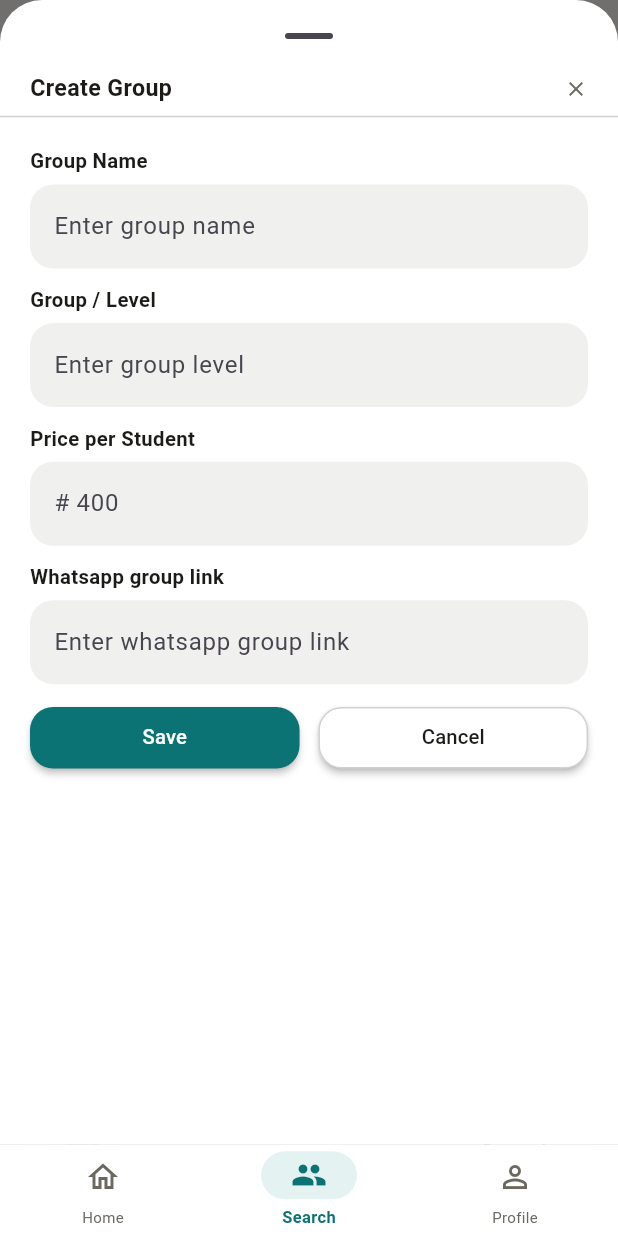
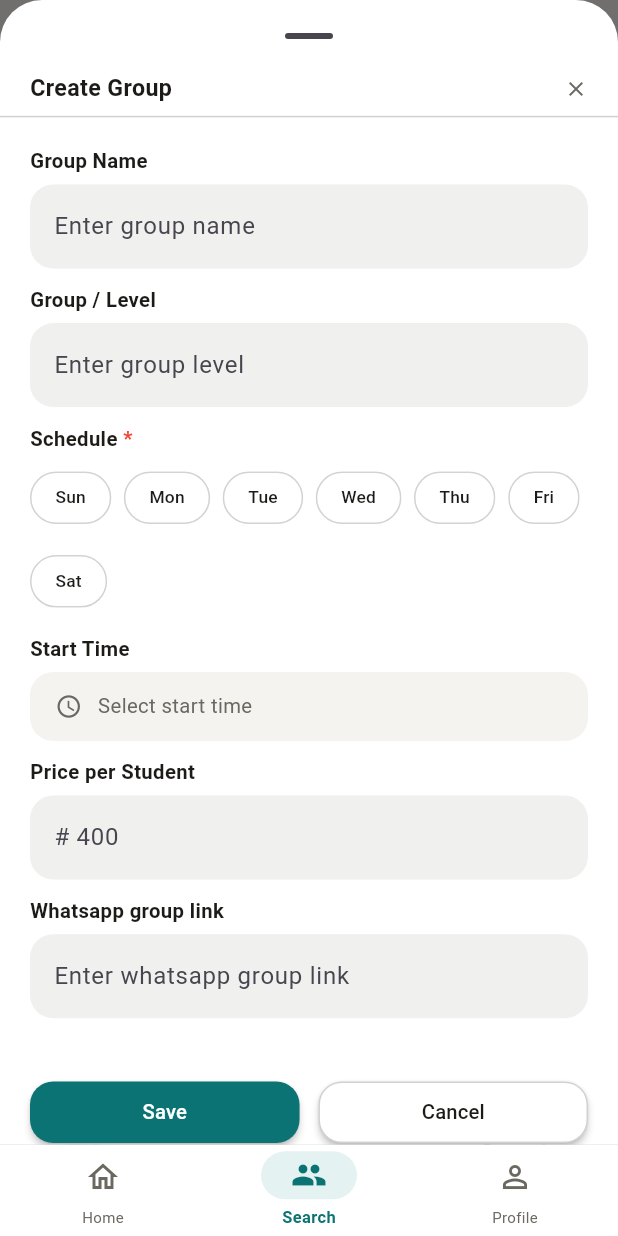
Before and after one commit to EyadWaleid/TutorDesk, a Flutter app: the GroupScreen screen opened by its route, after a tap on the "add" icon, on a phone screen of 412 x 824 dp. Run offline on Flutter 3.47's test engine with Material 3 defaults, Android fonts, the phone set to English and light mode, and no system bars; our stand-ins replace drift, drift_flutter, flutter_bloc, flutter_screenutil, flutter_svg, get_it and 3 more; accounts and stored records are empty; generated files the repository leaves out were written again.

Commit message:
finish the UI of creating group screen

```diff
--- a/lib/Core/Widgets/MainTextFormField.dart
+++ b/lib/Core/Widgets/MainTextFormField.dart
@@ -7,15 +7,20 @@ class MainTextFormFiled extends StatelessWidget {
     super.key,
     required this.themeColors,
     required this.hintText,
+    required  this.controller,
   });
 
   final TutorDeskColours? themeColors;
   final String hintText;
+  final TextEditingController controller;
 
   @override
   Widget build(BuildContext context) {
     return TextFormField(
+      controller: this.controller,
+      cursorColor: themeColors?.primaryBlack,
       decoration: InputDecoration(
+
           hintText: hintText,
           border: OutlineInputBorder(
             borderRadius: BorderRadius.circular(16.r),
--- a/lib/Core/routes/routes.dart
+++ b/lib/Core/routes/routes.dart
@@ -21,7 +21,7 @@ class Routing {
           GoRoute(path: '/', builder: (context, state) => const HomeScreen()),
         ]),
         StatefulShellBranch(routes: [
-          GoRoute(path: '/search', builder: (_, __) => const GroupScreen()),
+          GoRoute(path: '/search', builder: (_, __) =>  GroupScreen()),
         ]),
         StatefulShellBranch(routes: [
           GoRoute(path: '/profile', builder: (_, __) => const HomeScreen()),
--- a/lib/Screens/GroupScreen/presentation/CreatGroupSheet.dart
+++ b/lib/Screens/GroupScreen/presentation/CreatGroupSheet.dart
@@ -1,54 +1,134 @@
 import 'package:flutter/material.dart';
 import 'package:tutordesk/Core/Widgets/MainTextFormField.dart';
+import 'package:tutordesk/Screens/GroupScreen/presentation/DaySelector.dart';
 
 import '../../../Core/Style/coloursExtention.dart';
 import 'package:flutter_screenutil/flutter_screenutil.dart';
+
+import 'StartTimeField.dart';
+
 class CreateGroupSheet extends StatelessWidget {
-  const CreateGroupSheet({super.key});
+   CreateGroupSheet({super.key});
+  final TextEditingController groupNameController = TextEditingController();
+  final TextEditingController groupLevelController = TextEditingController();
+  final TextEditingController priceController = TextEditingController();
+  final TextEditingController whatsappLinkController = TextEditingController();
 
   @override
   Widget build(BuildContext context) {
     var themeColor = Theme.of(context).extension<TutorDeskColours>();
-    return
-       Column(
+    return SingleChildScrollView(
+      child: Form(
+        child: Column(
           crossAxisAlignment: CrossAxisAlignment.start,
           children: [
             Padding(
               padding: const EdgeInsets.symmetric(horizontal: 20),
               child: Row(
                 children: [
-                Text("Create Group",style: TextStyle(fontSize: 16.sp , color: themeColor?.primaryBlack , fontWeight: FontWeight.bold ),),
+                  Text(
+                    "Create Group",
+                    style: TextStyle(
+                      fontSize: 16.sp,
+                      color: themeColor?.primaryBlack,
+                      fontWeight: FontWeight.bold,
+                    ),
+                  ),
                   Spacer(),
-                Icon(Icons.close , size: 16, color: themeColor?.textGrey,),
+                  Icon(Icons.close, size: 16, color: themeColor?.textGrey),
                 ],
               ),
             ),
-          SizedBox(height: 8.h,),
+            SizedBox(height: 8.h),
             SizedBox(
               width: double.infinity,
-              child: Divider(color: themeColor?.primaryBlack.withOpacity(0.2), height: 0.5.h,)),
+              child: Divider(
+                color: themeColor?.primaryBlack.withOpacity(0.2),
+                height: 0.5.h,
+              ),
+            ),
             Padding(
               padding: const EdgeInsets.all(20),
               child: Column(
                 mainAxisAlignment: MainAxisAlignment.center,
                 crossAxisAlignment: CrossAxisAlignment.start,
                 children: [
-        Text("Group Name" , style: TextStyle(fontSize: 14.sp , fontWeight: FontWeight.w600 , color: themeColor?.primaryBlack),),
-        SizedBox(height: 6.h,),
-        MainTextFormFiled(themeColors: themeColor, hintText: "Enter group name"),
-        SizedBox(height: 12.h,),
-        Text("Group / Level" , style: TextStyle(fontSize: 14.sp , fontWeight: FontWeight.w600 , color: themeColor?.primaryBlack),),
-        SizedBox(height: 6.h,),
-        MainTextFormFiled(themeColors: themeColor, hintText: "Enter group level"),
-        SizedBox(height: 12.h,),
-        Text("Price per Student" , style: TextStyle(fontSize: 14.sp , fontWeight: FontWeight.w600 , color: themeColor?.primaryBlack),),
-        SizedBox(height: 6.h,),
-        MainTextFormFiled(themeColors: themeColor, hintText: "# 400"),
-        SizedBox(height: 12.h,),
-        Text("Whatsapp group link " , style: TextStyle(fontSize: 14.sp , fontWeight: FontWeight.w600 , color: themeColor?.primaryBlack),),
-        SizedBox(height: 6.h,),
-        MainTextFormFiled(themeColors: themeColor, hintText: "Enter whatsapp group link"),
-        SizedBox(height: 12.h,),
+                  Text(
+                    "Group Name",
+                    style: TextStyle(
+                      fontSize: 14.sp,
+                      fontWeight: FontWeight.w600,
+                      color: themeColor?.primaryBlack,
+                    ),
+                  ),
+                  SizedBox(height: 6.h),
+                  MainTextFormFiled(
+                    themeColors: themeColor,
+                    hintText: "Enter group name", controller: groupNameController,
+                  ),
+                  SizedBox(height: 12.h),
+                  Text(
+                    "Group / Level",
+                    style: TextStyle(
+                      fontSize: 14.sp,
+                      fontWeight: FontWeight.w600,
+                      color: themeColor?.primaryBlack,
+                    ),
+                  ),
+                  SizedBox(height: 6.h),
+                  MainTextFormFiled(
+                    themeColors: themeColor,
+                    hintText: "Enter group level", controller: groupLevelController,
+                  ),
+                  SizedBox(height: 12.h),
+                  Text.rich(
+                    TextSpan(
+                      text: 'Schedule',
+                      style: TextStyle(
+                        fontSize: 14.sp,
+                        fontWeight: FontWeight.w600,
+                        color: themeColor?.primaryBlack,
+                      ),
+                      children: const [
+                        TextSpan(
+                          text: ' *',
+                          style: TextStyle(color: Colors.red),
+                        ),
+                      ],
+                    ),
+                  ),
+                  SizedBox(height: 6.h),
+                  DaysSelector(onChanged: (value) {}),
+                  SizedBox(height: 12.h),
+                  Text("Start Time", style: TextStyle(fontSize: 14.sp, fontWeight: FontWeight.w600, color: themeColor?.primaryBlack),),
+                  SizedBox(height: 6.h),
+                  StartTimeField(onChanged: (value) {}),
+                  SizedBox(height: 12.h),
+                  Text(
+                    "Price per Student",
+                    style: TextStyle(
+                      fontSize: 14.sp,
+                      fontWeight: FontWeight.w600,
+                      color: themeColor?.primaryBlack,
+                    ),
+                  ),
+                  SizedBox(height: 6.h),
+                  MainTextFormFiled(themeColors: themeColor, hintText: "# 400", controller: priceController),
+                  SizedBox(height: 12.h),
+                  Text(
+                    "Whatsapp group link ",
+                    style: TextStyle(
+                      fontSize: 14.sp,
+                      fontWeight: FontWeight.w600,
+                      color: themeColor?.primaryBlack,
+                    ),
+                  ),
+                  SizedBox(height: 6.h),
+                  MainTextFormFiled(
+                    themeColors: themeColor,
+                    hintText: "Enter whatsapp group link", controller: whatsappLinkController,
+                  ),
+                  SizedBox(height: 40.h),
                   SizedBox(
                     width: double.infinity,
                     child: Row(
@@ -56,40 +136,54 @@ class CreateGroupSheet extends StatelessWidget {
                         Expanded(
                           flex: 1,
                           child: MaterialButton(
-                  height: 42.5.h ,
-                  onPressed: () {}  , color: themeColor?.primaryColour,
+                            height: 42.5.h,
+                            onPressed: () {},
+                            color: themeColor?.primaryColour,
                             elevation: 2,
                             shape: RoundedRectangleBorder(
                               borderRadius: BorderRadius.circular(16.r),
-
-
                             ),
-                  child: Text("Save",style: TextStyle(fontSize: 14.sp , color: Colors.white),),),
+                            child: Text(
+                              "Save",
+                              style: TextStyle(
+                                fontSize: 14.sp,
+                                color: Colors.white,
                               ),
-              SizedBox(width: 12.w,),
+                            ),
+                          ),
+                        ),
+                        SizedBox(width: 12.w),
                         Expanded(
                           flex: 1,
                           child: MaterialButton(
-                  onPressed: () {} ,
+                            onPressed: () {},
                             height: 42.5.h,
                             elevation: 2,
                             shape: RoundedRectangleBorder(
                               borderRadius: BorderRadius.circular(16.r),
-                      side: BorderSide(color: themeColor!.primaryBlack.withOpacity(0.2))
-
-                  ), color: Colors.white,
-                  child: Text("Cancel",style: TextStyle(fontSize: 14.sp , color: themeColor?.primaryBlack),),),
-              )
+                              side: BorderSide(
+                                color: themeColor!.primaryBlack.withOpacity(0.2),
+                              ),
+                            ),
+                            color: Colors.white,
+                            child: Text(
+                              "Cancel",
+                              style: TextStyle(
+                                fontSize: 14.sp,
+                                color: themeColor?.primaryBlack,
+                              ),
+                            ),
+                          ),
+                        ),
                       ],
                     ),
-        )
+                  ),
                 ],
               ),
-  )
-
+            ),
           ],
+        ),
+      ),
     );
-
-
   }
 }
--- /dev/null
+++ b/lib/Screens/GroupScreen/presentation/DaySelector.dart
@@ -0,0 +1,50 @@
+import 'package:flutter/material.dart';
+
+import '../../../Core/Style/coloursExtention.dart';
+import 'package:flutter_screenutil/flutter_screenutil.dart';
+class DaysSelector extends StatefulWidget {
+  const DaysSelector({super.key, required this.onChanged});
+  final ValueChanged<Set<String>> onChanged;
+
+  @override
+  State<DaysSelector> createState() => _DaysSelectorState();
+}
+
+class _DaysSelectorState extends State<DaysSelector> {
+  static const _days = ['Sun', 'Mon', 'Tue', 'Wed', 'Thu', 'Fri', 'Sat'];
+  final Set<String> _selected = {};
+
+  @override
+  Widget build(BuildContext context) {
+    final themeColor = Theme.of(context).extension<TutorDeskColours>();
+
+    return Wrap(
+      spacing: 8.w,     // gap between chips in a row
+      runSpacing: 8.h,  // gap between rows
+      children: _days.map((day) {
+        final isSelected = _selected.contains(day);
+        return FilterChip(
+          label: Text(day),
+          selected: isSelected,
+          showCheckmark: false, // your design has no tick
+          backgroundColor: Colors.white,
+          selectedColor: themeColor?.primaryColour,
+          labelStyle: TextStyle(
+            fontSize: 12.sp,
+            color: isSelected ? Colors.white : themeColor?.primaryBlack,
+          ),
+          shape: const StadiumBorder(), // the pill shape
+          side: BorderSide(
+            color: themeColor?.primaryBlack.withOpacity(0.1) ?? Colors.grey,
+          ),
+          onSelected: (value) {
+            setState(() {
+              value ? _selected.add(day) : _selected.remove(day);
+            });
+            widget.onChanged(_selected);
+          },
+        );
+      }).toList(),
+    );
+  }
+}
--- a/lib/Screens/GroupScreen/presentation/GroupsScreen.dart
+++ b/lib/Screens/GroupScreen/presentation/GroupsScreen.dart
@@ -1,5 +1,4 @@
 import 'package:flutter/material.dart';
-import 'package:tutordesk/Core/Style/AppColours.dart';
 import 'package:tutordesk/Screens/GroupScreen/presentation/CreatGroupSheet.dart';
 
 import '../../../Core/Style/coloursExtention.dart';
@@ -8,7 +7,8 @@ import 'package:flutter_screenutil/flutter_screenutil.dart';
 import '../../../Core/Widgets/MainTextFormField.dart';
 class GroupScreen extends StatelessWidget {
 
-  const GroupScreen({super.key});
+   GroupScreen({super.key});
+  final TextEditingController searchController = TextEditingController();
 
   @override
   Widget build(BuildContext context) {
@@ -32,7 +32,7 @@ class GroupScreen extends StatelessWidget {
                       backgroundColor: Colors.white,), icon: Icon(Icons.add))
                   ],
                 ),
-                MainTextFormFiled(themeColors: themeColors , hintText: "Search for groups" ),
+                MainTextFormFiled(themeColors: themeColors , hintText: "Search for groups", controller: searchController, ),
                 SizedBox(height: 15.h,),
                 ListView.separated(
                     shrinkWrap: true,
--- /dev/null
+++ b/lib/Screens/GroupScreen/presentation/StartTimeField.dart
@@ -0,0 +1,56 @@
+import 'package:flutter/material.dart';
+import 'package:flutter_screenutil/flutter_screenutil.dart';
+import '../../../Core/Style/coloursExtention.dart';
+
+class StartTimeField extends StatefulWidget {
+  const StartTimeField({super.key, required this.onChanged});
+  final ValueChanged<TimeOfDay> onChanged; // reports the choice, like DaysSelector
+
+  @override
+  State<StartTimeField> createState() => _StartTimeFieldState();
+}
+
+class _StartTimeFieldState extends State<StartTimeField> {
+  TimeOfDay? _time; // null = nothing chosen yet
+
+  Future<void> _pickTime() async {
+    final picked = await showTimePicker(
+      context: context,
+      initialTime: _time ?? const TimeOfDay(hour: 18, minute: 0),
+    );
+    if (picked == null || !mounted) return; // cancelled, so do nothing
+    setState(() => _time = picked);
+    widget.onChanged(picked);
+  }
+
+  @override
+  Widget build(BuildContext context) {
+    final themeColor = Theme.of(context).extension<TutorDeskColours>();
+
+    return InkWell(
+      onTap: _pickTime,
+      borderRadius: BorderRadius.circular(16.r),
+      child: Container(
+        width: double.infinity,
+        padding: EdgeInsets.symmetric(horizontal: 16.w, vertical: 14.h),
+        decoration: BoxDecoration(
+          color: themeColor?.primaryOffWhite,
+          borderRadius: BorderRadius.circular(16.r),
+        ),
+        child: Row(
+          children: [
+            Icon(Icons.access_time_outlined, size: 18, color: themeColor?.textGrey),
+            SizedBox(width: 10.w),
+            Text(
+              _time?.format(context) ?? 'Select start time',
+              style: TextStyle(
+                fontSize: 14.sp,
+                color: _time == null ? themeColor?.textGrey : themeColor?.primaryBlack,
+              ),
+            ),
+          ],
+        ),
+      ),
+    );
+  }
+}
```
Also changed, not shown: lib/Screens/HomeScreen/presentation/view/MainPage.dart (indentation only). Lines whose indentation alone changed are shown as unchanged.
